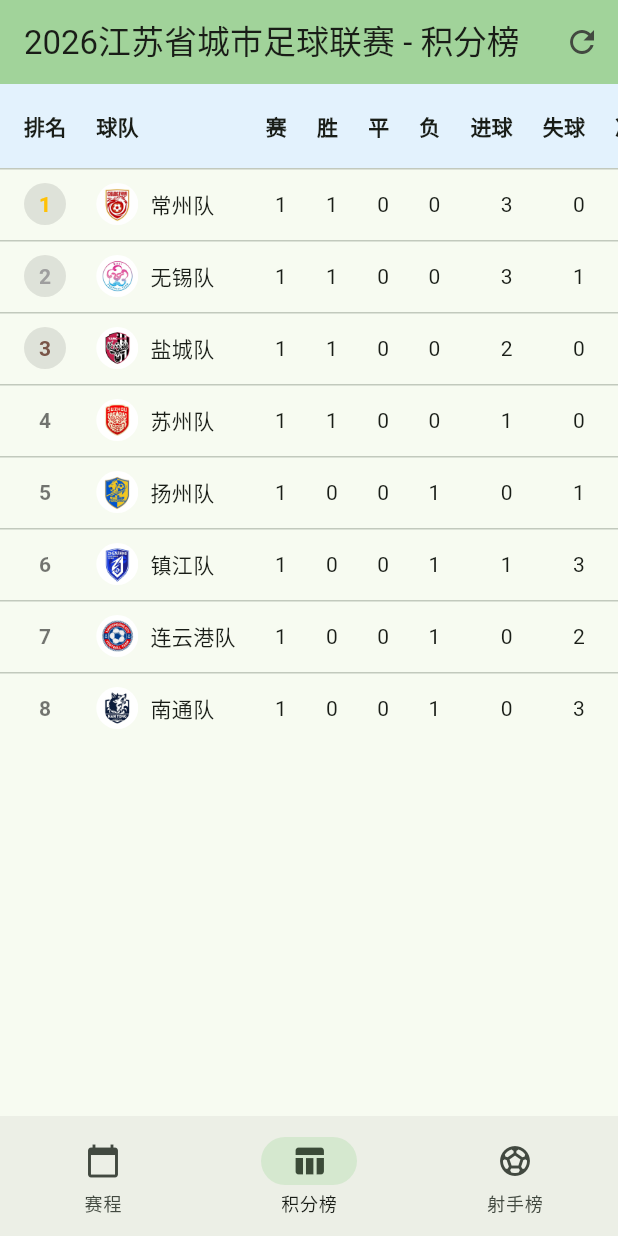
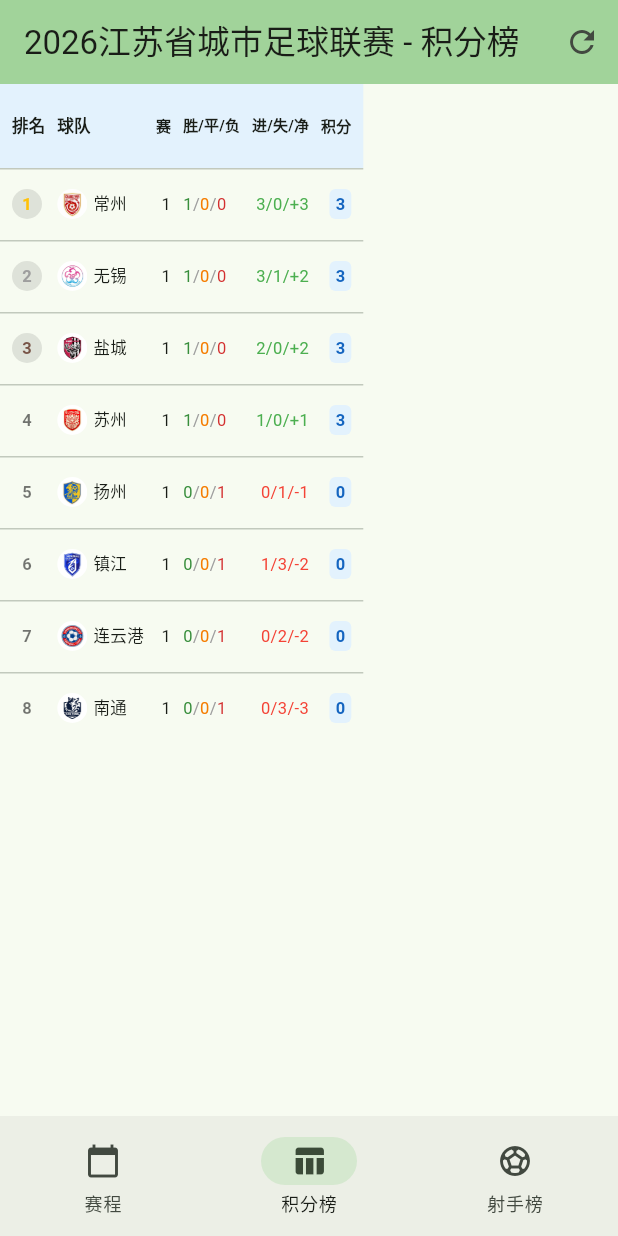
Before and after one commit to stardust1900/jscl, a Flutter app: the screen it shows after launch, item 2 of the bottom bar chosen, on a phone screen of 412 x 824 dp. Run offline on Flutter 3.47's test engine with Material 3 defaults, Android fonts, the phone set to English and light mode, and no system bars.

Commit message:
feat(pages): 调整比赛页面和积分榜页面的UI布局
- 调整MatchesPage中各个组件的高度参数以优化窄屏显示效果
- 在StandingsPage中添加屏幕宽度检测，实现响应式布局设计
- 根据屏幕宽度动态调整积分榜表格的列间距、字体大小和组件尺寸
- 将胜负平数据合并显示为胜/平/负格式，并添加颜色区分
- 将进球失球净胜球数据合并显示为进/失/净格式
- 优化球队名称显示，移除"队"字后缀并添加文本溢出处理

```diff
--- a/lib/pages/matches_page.dart
+++ b/lib/pages/matches_page.dart
@@ -294,10 +294,10 @@ class _MatchesPageState extends State<MatchesPage> {
         final teamFontSize = (panelWidth / 22).clamp(10.0, 14.0); // 球队字体稍大
 
         // 计算各部分高度
-        final headerHeight = isNarrow ? 30.0 : 36.0;
-        final weekdayRowHeight = isNarrow ? 18.0 : 22.0;
-        final legendHeight = isNarrow ? 24.0 : 28.0;
-        final teamFilterHeight = isNarrow ? 120.0 : 80.0;
+        final headerHeight = isNarrow ? 28.0 : 32.0;
+        final weekdayRowHeight = isNarrow ? 16.0 : 20.0;
+        final legendHeight = isNarrow ? 20.0 : 24.0;
+        final teamFilterHeight = isNarrow ? 220.0 : 130.0;
         // 正方形：行高 = 单元格宽度
         final cellWidth = (panelWidth - 4) / 7;
         final rowHeight = cellWidth;
--- a/lib/pages/standings_page.dart
+++ b/lib/pages/standings_page.dart
@@ -43,30 +43,28 @@ class StandingsPage extends StatelessWidget {
 
   @override
   Widget build(BuildContext context) {
+    final screenWidth = MediaQuery.of(context).size.width;
+    final isWideScreen = screenWidth > 500;
+
     return SingleChildScrollView(
-      scrollDirection: Axis.horizontal,
       child: DataTable(
-        columnSpacing: 20,
-        horizontalMargin: 16,
+        columnSpacing: isWideScreen ? 12 : 8,
+        horizontalMargin: 8,
         headingRowColor: WidgetStateProperty.all(Colors.blue[50]),
-        columns: const [
-          DataColumn(label: Text('排名', style: TextStyle(fontWeight: FontWeight.bold))),
-          DataColumn(label: Text('球队', style: TextStyle(fontWeight: FontWeight.bold))),
-          DataColumn(label: Text('赛', style: TextStyle(fontWeight: FontWeight.bold)), numeric: true),
-          DataColumn(label: Text('胜', style: TextStyle(fontWeight: FontWeight.bold)), numeric: true),
-          DataColumn(label: Text('平', style: TextStyle(fontWeight: FontWeight.bold)), numeric: true),
-          DataColumn(label: Text('负', style: TextStyle(fontWeight: FontWeight.bold)), numeric: true),
-          DataColumn(label: Text('进球', style: TextStyle(fontWeight: FontWeight.bold)), numeric: true),
-          DataColumn(label: Text('失球', style: TextStyle(fontWeight: FontWeight.bold)), numeric: true),
-          DataColumn(label: Text('净胜球', style: TextStyle(fontWeight: FontWeight.bold)), numeric: true),
-          DataColumn(label: Text('积分', style: TextStyle(fontWeight: FontWeight.bold)), numeric: true),
+        columns: [
+          DataColumn(label: Text('排名', style: TextStyle(fontWeight: FontWeight.bold, fontSize: isWideScreen ? 13 : 11))),
+          DataColumn(label: Text('球队', style: TextStyle(fontWeight: FontWeight.bold, fontSize: isWideScreen ? 13 : 11))),
+          DataColumn(label: Text('赛', style: TextStyle(fontWeight: FontWeight.bold, fontSize: isWideScreen ? 12 : 10)), numeric: true),
+          DataColumn(label: Text('胜/平/负', style: TextStyle(fontWeight: FontWeight.bold, fontSize: isWideScreen ? 12 : 10))),
+          DataColumn(label: Text('进/失/净', style: TextStyle(fontWeight: FontWeight.bold, fontSize: isWideScreen ? 12 : 10)), numeric: true),
+          DataColumn(label: Text('积分', style: TextStyle(fontWeight: FontWeight.bold, fontSize: isWideScreen ? 12 : 10)), numeric: true),
         ],
-        rows: standings.map((team) => _buildRow(team)).toList(),
+        rows: standings.map((team) => _buildRow(team, isWideScreen)).toList(),
       ),
     );
   }
 
-  DataRow _buildRow(TeamStandings team) {
+  DataRow _buildRow(TeamStandings team, bool isWideScreen) {
     Color rankColor = Colors.black;
     if (team.rank == 1) {
       rankColor = Colors.amber;
@@ -76,12 +74,16 @@ class StandingsPage extends StatelessWidget {
       rankColor = Colors.brown;
     }
 
+    final fontSize = isWideScreen ? 13.0 : 11.0;
+    final logoSize = isWideScreen ? 24.0 : 20.0;
+    final rankSize = isWideScreen ? 24.0 : 20.0;
+
     return DataRow(
       cells: [
         DataCell(
           Container(
-            width: 28,
-            height: 28,
+            width: rankSize,
+            height: rankSize,
             decoration: BoxDecoration(
               color: team.rank <= 3 ? Color.fromRGBO(rankColor.r.toInt(), rankColor.g.toInt(), rankColor.b.toInt(), 0.1) : null,
               shape: BoxShape.circle,
@@ -91,6 +93,7 @@ class StandingsPage extends StatelessWidget {
                 '${team.rank}',
                 style: TextStyle(
                   fontWeight: FontWeight.bold,
+                  fontSize: fontSize,
                   color: team.rank <= 3 ? rankColor : Colors.black54,
                 ),
               ),
@@ -101,36 +104,43 @@ class StandingsPage extends StatelessWidget {
           Row(
             mainAxisSize: MainAxisSize.min,
             children: [
-              _buildTeamLogo(team.teamName, size: 28),
-              const SizedBox(width: 8),
-              Text(
-                team.teamName,
-                style: const TextStyle(fontWeight: FontWeight.w500),
+              _buildTeamLogo(team.teamName, size: logoSize),
+              SizedBox(width: isWideScreen ? 6 : 4),
+              Flexible(
+                child: Text(
+                  team.teamName.replaceAll('队', ''),
+                  style: TextStyle(fontWeight: FontWeight.w500, fontSize: fontSize),
+                  overflow: TextOverflow.ellipsis,
+                ),
               ),
             ],
           ),
         ),
-        DataCell(Text('${team.played}')),
-        DataCell(Text('${team.won}')),
-        DataCell(Text('${team.drawn}')),
-        DataCell(Text('${team.lost}')),
-        DataCell(Text('${team.goalsFor}')),
-        DataCell(Text('${team.goalsAgainst}')),
+        DataCell(Text('${team.played}', style: TextStyle(fontSize: fontSize))),
+        DataCell(
+          Row(
+            mainAxisSize: MainAxisSize.min,
+            children: [
+              Text('${team.won}', style: TextStyle(fontSize: fontSize, color: Colors.green[700])),
+              Text('/', style: TextStyle(fontSize: fontSize, color: Colors.grey)),
+              Text('${team.drawn}', style: TextStyle(fontSize: fontSize, color: Colors.orange[700])),
+              Text('/', style: TextStyle(fontSize: fontSize, color: Colors.grey)),
+              Text('${team.lost}', style: TextStyle(fontSize: fontSize, color: Colors.red[700])),
+            ],
+          ),
+        ),
         DataCell(
           Text(
-            '${team.goalDifference > 0 ? '+' : ''}${team.goalDifference}',
+            '${team.goalsFor}/${team.goalsAgainst}/${team.goalDifference > 0 ? '+' : ''}${team.goalDifference}',
             style: TextStyle(
-              color: team.goalDifference > 0
-                ? Colors.green
-                : team.goalDifference < 0
-                  ? Colors.red
-                  : Colors.black,
+              fontSize: fontSize,
+              color: team.goalDifference > 0 ? Colors.green : team.goalDifference < 0 ? Colors.red : Colors.black,
             ),
           ),
         ),
         DataCell(
           Container(
-            padding: const EdgeInsets.symmetric(horizontal: 8, vertical: 4),
+            padding: EdgeInsets.symmetric(horizontal: isWideScreen ? 6 : 4, vertical: 2),
             decoration: BoxDecoration(
               color: Colors.blue[50],
               borderRadius: BorderRadius.circular(4),
@@ -139,6 +149,7 @@ class StandingsPage extends StatelessWidget {
               '${team.points}',
               style: TextStyle(
                 fontWeight: FontWeight.bold,
+                fontSize: fontSize,
                 color: Colors.blue[800],
               ),
             ),
```
